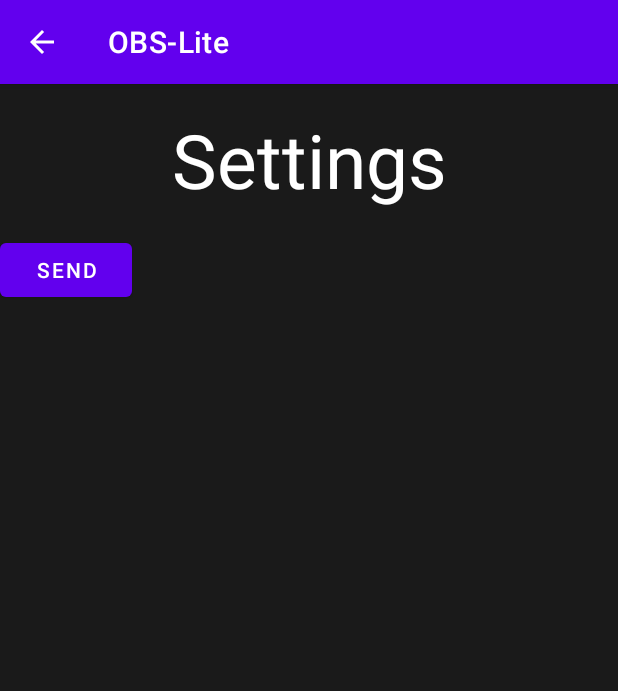
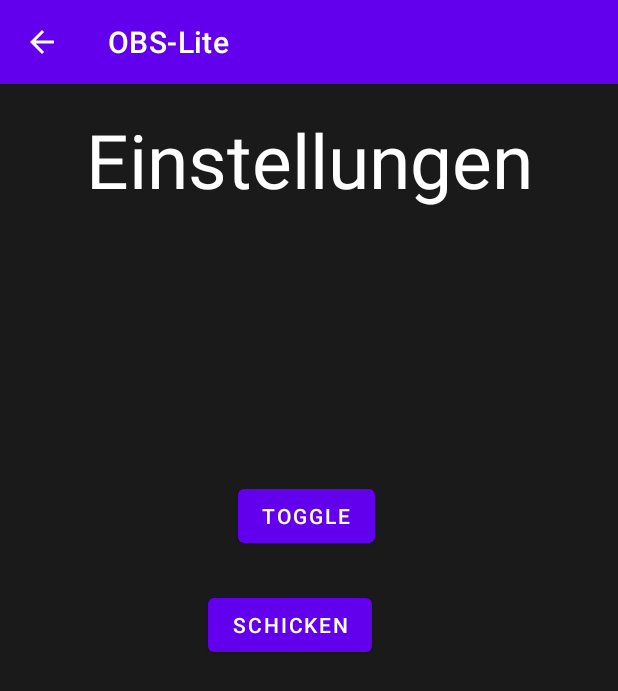
Before and after one commit to Minhphucnguyen49/OBS-Lite_App, an Android app: the screen it shows after launch (SettingsActivity), after a tap on "SETTINGS", on a phone screen of 412 x 824 dp. Shown: the top 691 px of the screen. Run offline under Robolectric (Android 15) with nearby library versions, the phone set to English and light mode, and no system bars.

Commit message:
slider (extra Table) + toggle (change language demo for Settings Screen)

```diff
--- a/app/src/main/java/com/hciws22/obslite/SettingsActivity.java
+++ b/app/src/main/java/com/hciws22/obslite/SettingsActivity.java
@@ -1,22 +1,43 @@
 package com.hciws22.obslite;
 
 import androidx.appcompat.app.AppCompatActivity;
+
+import android.content.SharedPreferences;
 import android.os.Bundle;
+import android.widget.Button;
+import android.widget.TextView;
 
 import com.hciws22.obslite.db.SqLiteHelper;
 import com.hciws22.obslite.setting.SettingController;
+import com.hciws22.obslite.setting.SettingsModel;
+import com.hciws22.obslite.setting.Translation;
 import com.hciws22.obslite.sync.SyncController;
 
 public class SettingsActivity extends AppCompatActivity {
 
+    private static String mode = "de";
+
     SyncController syncController = new SyncController(new SqLiteHelper(SettingsActivity.this));
-    SettingController settingcontroller = new SettingController(syncController);
+    SettingController settingcontroller = new SettingController(syncController, new SettingsModel());
+    //SharedPreferences sharedPreferences = getSharedPreferences("Mode", SettingsActivity.MODE_PRIVATE);
 
     @Override
     protected void onCreate(Bundle savedInstanceState) {
         super.onCreate(savedInstanceState);
         setContentView(R.layout.settings);
-        settingcontroller.init(findViewById(R.id.send));
+
+        Button sendButton = findViewById(R.id.send);
+        Button toggleBtn = findViewById(R.id.button_toggle);
+        TextView title = findViewById(R.id.title_SETTING);
+
+        settingcontroller.init(sendButton,title, toggleBtn, this );
+        settingcontroller.applyChanges(title, sendButton, this);
     }
 
+
+
+
+
+
+
 }
--- a/app/src/main/java/com/hciws22/obslite/TodoActivity.java
+++ b/app/src/main/java/com/hciws22/obslite/TodoActivity.java
@@ -31,7 +31,9 @@ public class TodoActivity extends AppCompatActivity {
         modulesRecView.setAdapter(adapter);
         modulesRecView.setLayoutManager(new LinearLayoutManager(this));
 
+        //todoController.getExtraInfo();
         adapter.setModules(todoController.getToDo());
+
         //Add space between cards
         SpacingItemDecorator itemDecorator = new SpacingItemDecorator(30);
         modulesRecView.addItemDecoration(itemDecorator);
--- a/app/src/main/java/com/hciws22/obslite/setting/SettingController.java
+++ b/app/src/main/java/com/hciws22/obslite/setting/SettingController.java
@@ -1,19 +1,46 @@
 package com.hciws22.obslite.setting;
 
+import android.content.Context;
 import android.view.View;
+import android.widget.Button;
+import android.widget.TextView;
+
 import com.hciws22.obslite.sync.SyncController;
 
 public class SettingController {
 
     private final SyncController syncController;
+    private final SettingsModel settingsModel;
 
-    public SettingController(SyncController syncController) {
+    public SettingController(SyncController syncController, SettingsModel settingsModel) {
         this.syncController = syncController;
+        this.settingsModel = settingsModel;
     }
 
 
-    public void init(View view){
-        syncController.init(view);
+    public void init(View sendBtn, TextView title, Button toggle, Context context){
+
+        syncController.init(sendBtn);
+        toggle.setOnClickListener(view -> {
+            toggleLanguage(context);
+            applyChanges(title, sendBtn, context);
+        });
+    }
+    public void toggleLanguage(Context context){
+        //TODO: Check current mode
+
+        if (settingsModel.loadMode(context)){
+            //toggle auf english
+            settingsModel.saveMode(context,false);
+        } else {
+            settingsModel.saveMode(context,true);
+        }
+    }
+    public void applyChanges (TextView title, View sendBtn, Context context){
+        title.setText(Translation.getTranslation( Translation.TITLE_SETTINGS, settingsModel.loadMode(context) ));
+        ( (Button)sendBtn ).setText( Translation.getTranslation( Translation.SEND_BTN, settingsModel.loadMode(context) ));
     }
 
+//Optional<SharedPreferences> sharedPreferences = Optional.ofNullable(context.getSharedPreferences(preferenceName, Context.MODE_PRIVATE));
+
 }
--- /dev/null
+++ b/app/src/main/java/com/hciws22/obslite/setting/SettingsModel.java
@@ -0,0 +1,20 @@
+package com.hciws22.obslite.setting;
+
+import android.content.Context;
+import android.content.SharedPreferences;
+
+public class SettingsModel {
+    private static final String PREFERENCES_NAME = "com.hciws22.obslite";
+    private static final String PREF_KEY = "mode";//true = deutsch, false = english
+
+    public void saveMode(Context context, boolean mode){
+        SharedPreferences pref = context.getSharedPreferences(PREFERENCES_NAME, Context.MODE_PRIVATE);
+        SharedPreferences.Editor editor = pref.edit();
+        editor.putBoolean(PREF_KEY, mode);
+        editor.apply();
+    }
+    public boolean loadMode(Context context){
+        SharedPreferences pref = context.getSharedPreferences(PREFERENCES_NAME, Context.MODE_PRIVATE);
+        return pref.getBoolean(PREF_KEY, true);//true is german
+    }
+}
--- /dev/null
+++ b/app/src/main/java/com/hciws22/obslite/setting/Translation.java
@@ -0,0 +1,24 @@
+package com.hciws22.obslite.setting;
+
+public enum Translation {
+    SEND_BTN("schicken", "send"),
+    TITLE_SETTINGS("Einstellungen", "Settings"),
+    DARK_MODE("dunkel", "dark"),
+    LIGHT_MODE("hell", "light"),
+    NO_TRANSLATION_PROVIDED("keine Übersetzung", "no translation");
+
+    private String de;//true
+    private String en;//false
+
+    public static String getTranslation(Translation word, boolean language) {
+        return word.getValue(language);
+    }
+    private String getValue(boolean language) {
+        return language ? de : en;
+    }
+
+    Translation(String de, String en) {
+        this.de = de;
+        this.en = en;
+    }
+}
--- a/app/src/main/java/com/hciws22/obslite/sync/SyncController.java
+++ b/app/src/main/java/com/hciws22/obslite/sync/SyncController.java
@@ -56,11 +56,12 @@ public class SyncController {
 
         Log.d(Thread.currentThread().getName() + ": FilteredList Size: ", String.valueOf(responseService.getFilteredList().size()));
 
-        fileService.generateEntityRepresentation();
+        fileService.convertOBStoEntityRepresentation();
         syncDbService.insertModule(fileService.getModules());
         syncDbService.insertAppointments(fileService.getAllAppointments());
 
         return false;
 
     }
+
 }
--- a/app/src/main/java/com/hciws22/obslite/sync/SyncDbService.java
+++ b/app/src/main/java/com/hciws22/obslite/sync/SyncDbService.java
@@ -1,26 +1,14 @@
 package com.hciws22.obslite.sync;
 
-import android.database.Cursor;
 import android.database.sqlite.SQLiteDatabase;
 import android.util.Log;
 
-import androidx.annotation.Nullable;
-
-import com.hciws22.obslite.today.Today;
-import com.hciws22.obslite.todo.Todo;
 import com.hciws22.obslite.db.SqLiteHelper;
 import com.hciws22.obslite.entities.AppointmentEntity;
+import com.hciws22.obslite.entities.ExtraInfoEntity;
 import com.hciws22.obslite.entities.ModuleEntity;
 
-import java.text.SimpleDateFormat;
-import java.text.ParseException;
-import java.time.LocalDateTime;
-import java.time.format.DateTimeFormatter;
-import java.time.format.TextStyle;
-import java.util.ArrayList;
-import java.util.Date;
 import java.util.List;
-import java.util.Locale;
 import java.util.Map;
 import java.util.Set;
 
@@ -31,6 +19,8 @@ public class SyncDbService {
 
     private static final String TABLE_APPOINTMENT = "Appointment";
     private static final String[] COLUMNS_FOR_APPOINTMENT = {"startAt", "endAt", "location", "type", "nr", "moduleID"};
+    private static final String TABLE_EXTRA_INFO = "Extra";
+    private static final String[] COLUMNS_FOR_EXTRA_INFO = { "nr", "id", "percentage", "note"};
 
     public SqLiteHelper sqLiteHelper;
 
@@ -52,6 +42,13 @@ public class SyncDbService {
                 COLUMNS_FOR_APPOINTMENT[0] + ", "+ COLUMNS_FOR_APPOINTMENT[1]  +", "+
                 COLUMNS_FOR_APPOINTMENT[2] + ", "+ COLUMNS_FOR_APPOINTMENT[3] + ", "+
                 COLUMNS_FOR_APPOINTMENT[4] +", "+ COLUMNS_FOR_APPOINTMENT[5] +" ) values ";
+    }
+
+    private String insertExtraInfoTemplate() {
+        return "insert or replace into " +
+                TABLE_EXTRA_INFO + " (" +
+                COLUMNS_FOR_EXTRA_INFO[0] + ", " + COLUMNS_FOR_EXTRA_INFO[1] + ", " +
+                COLUMNS_FOR_EXTRA_INFO[2] + ", " + COLUMNS_FOR_EXTRA_INFO[3] + " ) values ";
     }
 
     private String selectTemplate(String tableName){
@@ -114,4 +111,7 @@ public class SyncDbService {
         }
     }
 
+
+
+
 }
--- a/app/src/main/java/com/hciws22/obslite/todo/TodoController.java
+++ b/app/src/main/java/com/hciws22/obslite/todo/TodoController.java
@@ -16,4 +16,8 @@ public class TodoController {
     public List<Todo> getToDo(){
         return todoDbService.selectTodoAppointments();
     }
+
+    public void getExtraInfo(){
+        todoDbService.insertExtraInfo(getToDo());
+    }
 }
--- a/app/src/main/res/layout/settings.xml
+++ b/app/src/main/res/layout/settings.xml
@@ -1,5 +1,5 @@
 <?xml version="1.0" encoding="utf-8"?>
-<LinearLayout xmlns:android="http://schemas.android.com/apk/res/android"
+<RelativeLayout xmlns:android="http://schemas.android.com/apk/res/android"
     xmlns:app="http://schemas.android.com/apk/res-auto"
     xmlns:tools="http://schemas.android.com/tools"
     android:layout_width="match_parent"
@@ -29,21 +29,23 @@
     </androidx.constraintlayout.widget.ConstraintLayout>
 
     <Button
+        android:id="@+id/send"
         android:layout_width="wrap_content"
         android:layout_height="wrap_content"
-        android:id="@+id/send"
-        app:layout_constraintStart_toStartOf="@+id/title_SETTING"
-        app:layout_constraintEnd_toEndOf="@+id/title_SETTING"
-        app:layout_constraintTop_toTopOf="@+id/title_SETTING"
-        android:text="send"/>
+        android:layout_alignParentEnd="true"
+        android:layout_alignParentBottom="true"
+        android:layout_marginEnd="164dp"
+        android:layout_marginBottom="383dp"
+        android:text="send" />
 
-    <TextView
-        android:layout_width="match_parent"
+    <Button
+        android:id="@+id/button_toggle"
+        android:layout_width="wrap_content"
         android:layout_height="wrap_content"
-        android:id="@+id/show_response"
-        app:layout_constraintStart_toStartOf="@+id/title_SETTING"
-        app:layout_constraintEnd_toEndOf="@+id/title_SETTING"
-        app:layout_constraintTop_toBottomOf="@+id/send"/>
+        android:layout_alignParentEnd="true"
+        android:layout_alignParentBottom="true"
+        android:layout_marginEnd="162dp"
+        android:layout_marginBottom="456dp"
+        android:text="toggle" />
 
-
-</LinearLayout>
+</RelativeLayout>
```
Also changed, not shown: app/src/main/java/com/hciws22/obslite/db/SqLiteHelper.java (+7 -0 lines), app/src/main/java/com/hciws22/obslite/entities/ExtraInfoEntity.java (+19 -3 lines), app/src/main/java/com/hciws22/obslite/sync/FileService.java (+9 -8 lines), app/src/main/java/com/hciws22/obslite/todo/ModuleRecViewAdapter.java (+15 -21 lines), app/src/main/java/com/hciws22/obslite/todo/TodoDbService.java (+66 -13 lines), app/src/main/res/layout/today.xml (+26 -12 lines), app/src/main/res/layout/todo.xml (+28 -13 lines), app/src/main/res/layout/week.xml (+21 -8 lines), app/src/main/res/values-night/themes.xml (+12 -2 lines).
